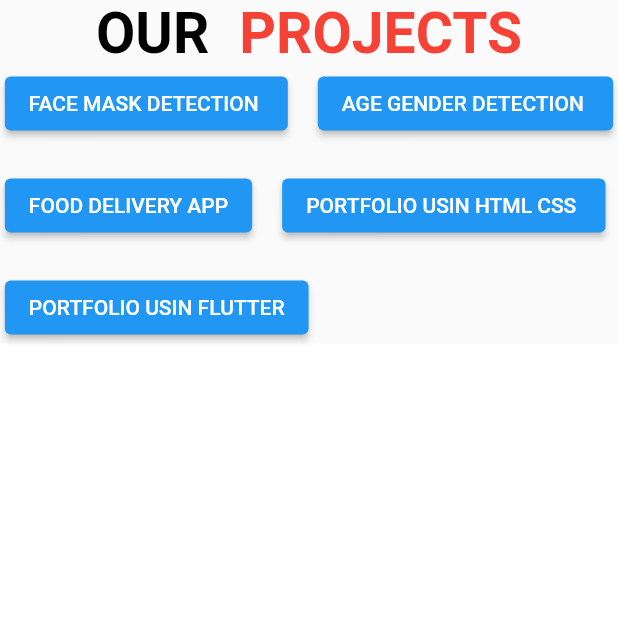
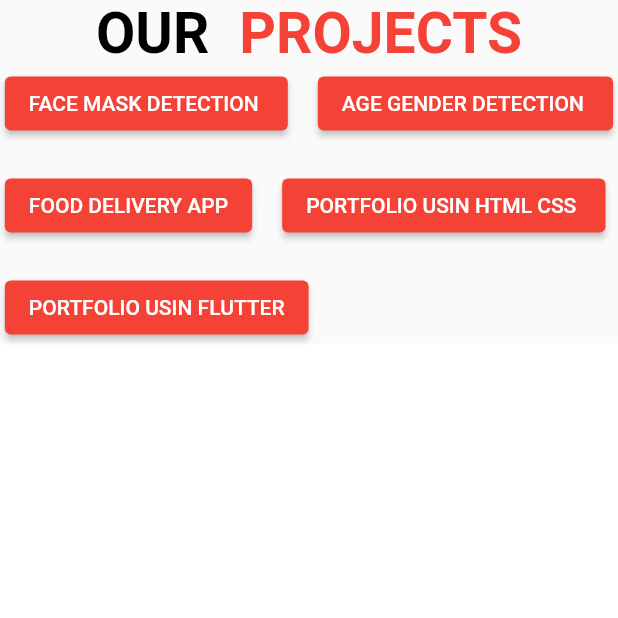
Before and after one commit to helloharendra/Portfolio-Flutter, a Flutter app: the screen it shows after launch, after a tap on "Projects", on a phone screen of 412 x 824 dp, the top half of it. Run offline on Flutter 3.47's test engine with Material 2 defaults, Android fonts, the phone set to English and light mode, and no system bars; our stand-ins replace carousel_slider, google_maps_flutter, smooth_page_indicator; missing offline and left inert: dart:html.

Commit message:
changed button color

```diff
--- a/lib/projects.dart
+++ b/lib/projects.dart
@@ -48,6 +48,9 @@ class _ProjectsScreenState extends State<ProjectsScreen> {
                   spacing: 20,
                   children: [
                     ElevatedButton(
+                        style: ElevatedButton.styleFrom(
+                          backgroundColor: Colors.red,
+                        ),
                         onPressed: () {
                           window.open(
                               'https://github.com/helloharendra/Face-Mask-Detection-Using-Computer-Vision-Python',
@@ -55,6 +58,9 @@ class _ProjectsScreenState extends State<ProjectsScreen> {
                         },
                         child: const Text('FACE MASK DETECTION ')),
                     ElevatedButton(
+                        style: ElevatedButton.styleFrom(
+                          backgroundColor: Colors.red,
+                        ),
                         onPressed: () {
                           window.open(
                               'https://github.com/helloharendra/Age-And-Gender-Detection-Using-Computer-Vision',
@@ -62,6 +68,9 @@ class _ProjectsScreenState extends State<ProjectsScreen> {
                         },
                         child: const Text('AGE GENDER DETECTION ')),
                     ElevatedButton(
+                        style: ElevatedButton.styleFrom(
+                          backgroundColor: Colors.red,
+                        ),
                         onPressed: () {
                           window.open(
                               'https://github.com/helloharendra/Complete-Food-Delivery-App-Flutter',
@@ -69,6 +78,9 @@ class _ProjectsScreenState extends State<ProjectsScreen> {
                         },
                         child: const Text('FOOD DELIVERY APP')),
                     ElevatedButton(
+                        style: ElevatedButton.styleFrom(
+                          backgroundColor: Colors.red,
+                        ),
                         onPressed: () {
                           window.open(
                               'https://github.com/helloharendra/Portfoilo',
@@ -76,6 +88,9 @@ class _ProjectsScreenState extends State<ProjectsScreen> {
                         },
                         child: const Text('PORTFOLIO USIN HTML CSS ')),
                     ElevatedButton(
+                        style: ElevatedButton.styleFrom(
+                          backgroundColor: Colors.red,
+                        ),
                         onPressed: () {
                           window.open(
                               'https://github.com/helloharendra/Portfolio-Flutter',
```
